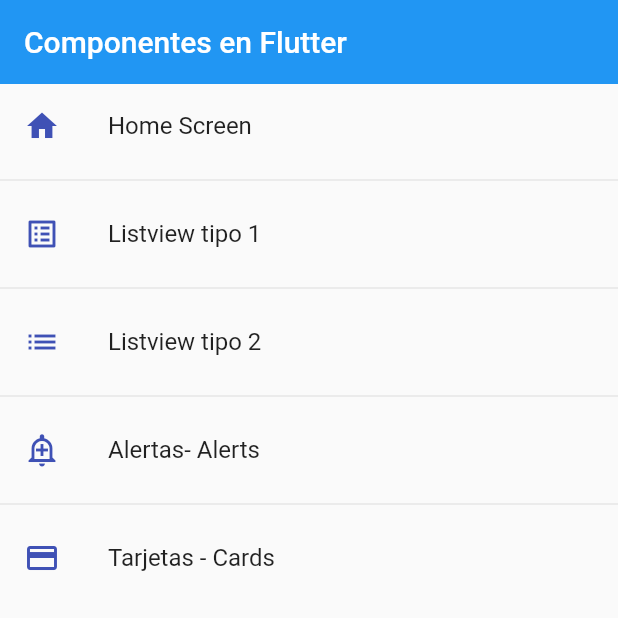
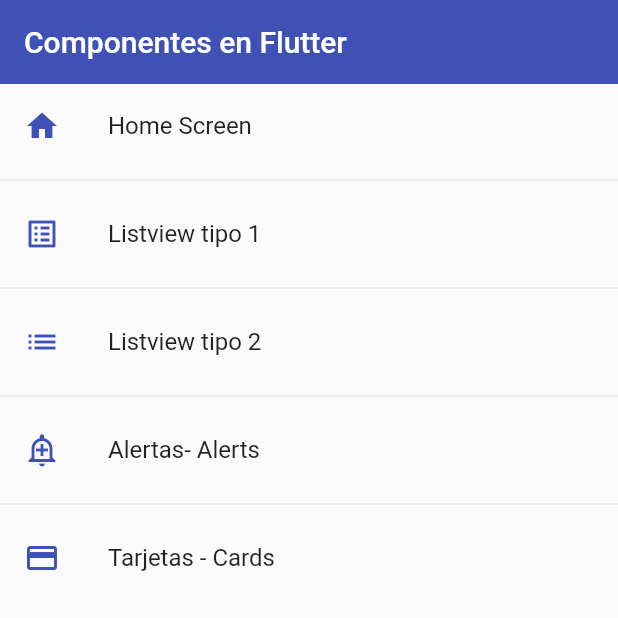
Before and after one commit to devferx/fl-components, a Flutter app: the screen it shows after launch, on a phone screen of 412 x 824 dp, the top half of it. Run offline on Flutter 3.47's test engine with Material 2 defaults, Android fonts, the phone set to English and light mode, and no system bars.

Commit message:
Tema global para la aplicación

```diff
--- a/lib/main.dart
+++ b/lib/main.dart
@@ -10,11 +10,20 @@ class MyApp extends StatelessWidget {
   @override
   Widget build(BuildContext context) {
     return MaterialApp(
-      title: 'Material App',
+      title: 'Flutter Components',
       debugShowCheckedModeBanner: false,
       initialRoute: AppRoutes.intialRoute,
       routes: AppRoutes.getAppRoutes(),
       onGenerateRoute: AppRoutes.onGenerateRoute,
+      theme: ThemeData.light().copyWith(
+        // Color primario
+        primaryColor: Colors.indigo,
+        // AppBar Theme
+        appBarTheme: const AppBarTheme(
+          color: Colors.indigo,
+          elevation: 0,
+        ),
+      ),
     );
   }
 }
--- a/lib/screens/home_screen.dart
+++ b/lib/screens/home_screen.dart
@@ -12,7 +12,6 @@ class HomeScreen extends StatelessWidget {
     return Scaffold(
       appBar: AppBar(
         title: const Text("Componentes en Flutter"),
-        elevation: 0,
       ),
       body: ListView.separated(
         itemCount: menuOptions.length,
--- a/lib/screens/listview2_screen.dart
+++ b/lib/screens/listview2_screen.dart
@@ -16,8 +16,6 @@ class ListView2Screen extends StatelessWidget {
     return Scaffold(
       appBar: AppBar(
         title: const Text("ListView Tipo 1"),
-        elevation: 0,
-        backgroundColor: Colors.indigo,
       ),
       body: ListView.separated(
         itemCount: options.length,
```
